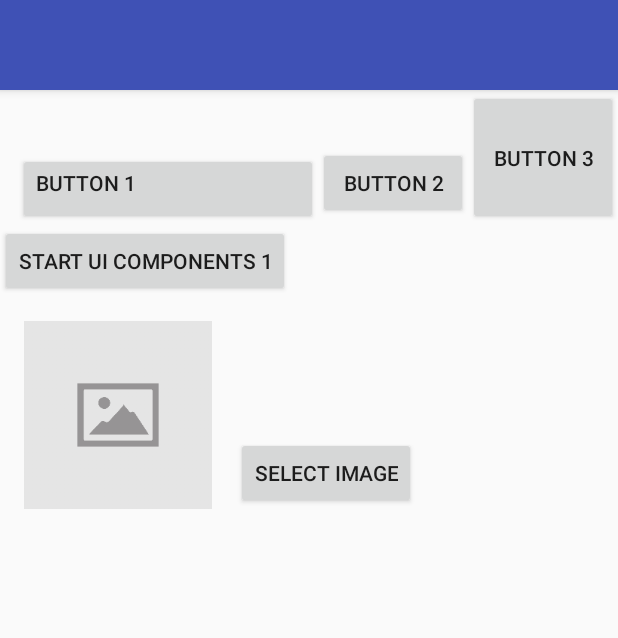
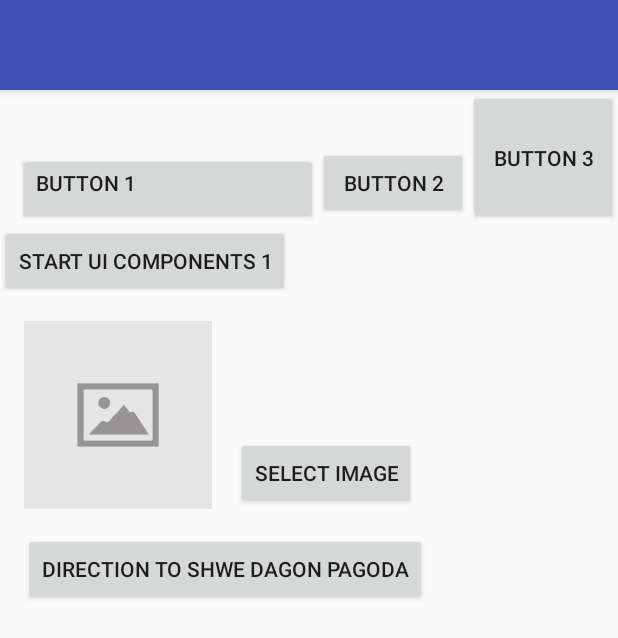
Before and after one commit to agpyaephyo/PADC7-HelloAndroid, an Android app: the screen it shows after launch (ContainerComponentsActivity), on a phone screen of 412 x 824 dp. Shown: the top 638 px of the screen. Run offline under Robolectric (Android 15) with nearby library versions, the phone set to English and light mode, and no system bars; pictures from the network do not load.

Commit message:
Show the route on Map.

```diff
--- a/app/src/main/res/layout/activity_container_components.xml
+++ b/app/src/main/res/layout/activity_container_components.xml
@@ -71,6 +71,15 @@
             android:layout_toRightOf="@id/iv_user_image"
             />
 
+        <Button
+            android:id="@+id/btn_show_direction"
+            android:layout_width="wrap_content"
+            android:layout_height="wrap_content"
+            android:text="@string/lbl_show_direction_to_shwedagon_pagoda"
+            android:layout_below="@id/iv_user_image"
+            android:layout_alignLeft="@id/iv_user_image"
+            />
+
     </RelativeLayout>
 
 </android.support.design.widget.CoordinatorLayout>
--- a/app/src/main/res/values/strings.xml
+++ b/app/src/main/res/values/strings.xml
@@ -31,4 +31,5 @@
     <string name="txtCredits">Support: <a href="http://www.stackoverflow.com">click here</a></string>
     <string name="lbl_start_ui_component_1">Start UI Components 1</string>
     <string name="lbl_select_image">Select Image</string>
+    <string name="lbl_show_direction_to_shwedagon_pagoda">Direction to Shwe Dagon Pagoda</string>
 </resources>
```
Also changed, not shown: app/src/main/java/com/padcmyanmar/padc7_helloandroid/ContainerComponentsActivity.java (+14 -0 lines).
